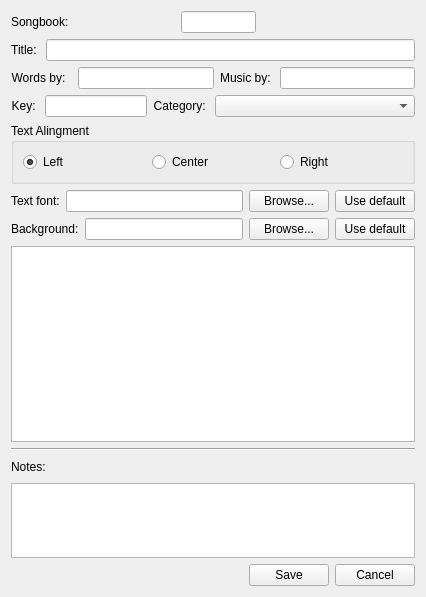
SoftProjector/src, file src/editwidget.ui: the form before one commit.
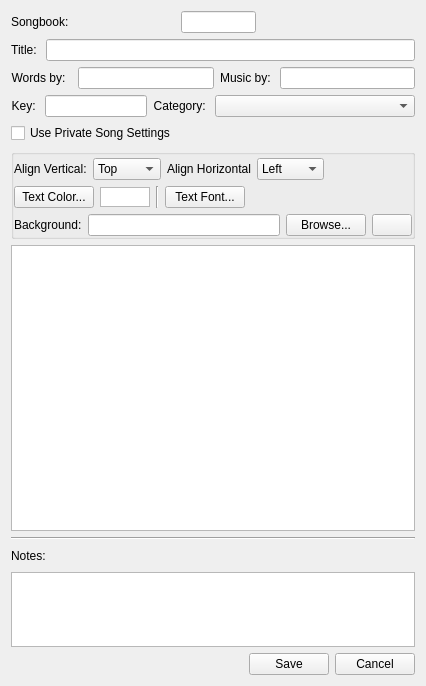
The form after the commit. Icons and pictures are not drawn.

Commit message: New:     New SongBook format     Added private song settings. Improvements:     Faster load/import/export/delete of songbooks Bug Fix:     When new/copy/edit song, current edit song validation

Diff of the .ui file:
```diff
--- a/src/editwidget.ui
+++ b/src/editwidget.ui
@@ -7,7 +7,7 @@
     <x>0</x>
     <y>0</y>
     <width>426</width>
-    <height>597</height>
+    <height>686</height>
    </rect>
   </property>
   <property name="minimumSize">
@@ -159,90 +159,199 @@
     </layout>
    </item>
    <item row="4" column="0">
-    <widget class="QGroupBox" name="aling_groupBox">
-     <property name="minimumSize">
+    <layout class="QHBoxLayout" name="horizontalLayout_5">
+     <item>
+      <widget class="QCheckBox" name="checkBoxSongSettings">
+       <property name="text">
+        <string>Use Private Song Settings</string>
+       </property>
+      </widget>
+     </item>
+     <item>
+      <spacer name="horizontalSpacer_6">
+       <property name="orientation">
+        <enum>Qt::Horizontal</enum>
+       </property>
+       <property name="sizeHint" stdset="0">
       <size>
-       <width>85</width>
-       <height>0</height>
-      </size>
-     </property>
+         <width>40</width>
+         <height>20</height>
+        </size>
+       </property>
+      </spacer>
+     </item>
+    </layout>
+   </item>
+   <item row="5" column="0">
+    <widget class="QGroupBox" name="groupBoxSettings">
      <property name="title">
-      <string>Text Alingment</string>
+      <string/>
+     </property>
+     <property name="flat">
+      <bool>true</bool>
      </property>
      <layout class="QGridLayout" name="gridLayout_5">
+      <property name="leftMargin">
+       <number>0</number>
+      </property>
+      <property name="topMargin">
+       <number>3</number>
+      </property>
+      <property name="rightMargin">
+       <number>0</number>
+      </property>
+      <property name="bottomMargin">
+       <number>0</number>
+      </property>
       <item row="0" column="0">
-       <widget class="QRadioButton" name="left_radioButton">
+       <layout class="QHBoxLayout" name="horizontalLayout_4">
+        <item>
+         <widget class="QLabel" name="labelVAlign">
+          <property name="text">
+           <string>Align Vertical:</string>
+          </property>
+         </widget>
+        </item>
+        <item>
+         <widget class="QComboBox" name="comboBoxVAlignment">
+          <item>
+           <property name="text">
+            <string>Top</string>
+           </property>
+          </item>
+          <item>
+           <property name="text">
+            <string>Middle</string>
+           </property>
+          </item>
+          <item>
+           <property name="text">
+            <string>Bottom</string>
+           </property>
+          </item>
+         </widget>
+        </item>
+        <item>
+         <widget class="QLabel" name="labelHAlign">
+          <property name="text">
+           <string>Align Horizontal</string>
+          </property>
+         </widget>
+        </item>
+        <item>
+         <widget class="QComboBox" name="comboBoxHAlignment">
+          <item>
         <property name="text">
          <string>Left</string>
         </property>
-        <property name="checked">
-         <bool>true</bool>
-        </property>
-       </widget>
-      </item>
-      <item row="0" column="1">
-       <widget class="QRadioButton" name="center_radioButton">
+          </item>
+          <item>
         <property name="text">
          <string>Center</string>
         </property>
-       </widget>
-      </item>
-      <item row="0" column="2">
-       <widget class="QRadioButton" name="rihgt_radioButton">
+          </item>
+          <item>
         <property name="text">
          <string>Right</string>
         </property>
-       </widget>
-      </item>
-     </layout>
-    </widget>
-   </item>
-   <item row="5" column="0">
-    <layout class="QGridLayout" name="font_gridLayout">
-     <item row="0" column="1">
-      <widget class="QLineEdit" name="font_textbox">
-       <property name="enabled">
-        <bool>true</bool>
-       </property>
-       <property name="readOnly">
-        <bool>true</bool>
-       </property>
-      </widget>
-     </item>
-     <item row="0" column="2">
-      <widget class="QPushButton" name="font_button">
-       <property name="text">
-        <string>Browse...</string>
+          </item>
+         </widget>
+        </item>
+        <item>
+         <spacer name="horizontalSpacer_5">
+          <property name="orientation">
+           <enum>Qt::Horizontal</enum>
+          </property>
+          <property name="sizeHint" stdset="0">
+           <size>
+            <width>98</width>
+            <height>20</height>
+           </size>
+          </property>
+         </spacer>
+        </item>
+       </layout>
+      </item>
+      <item row="1" column="0">
+       <layout class="QHBoxLayout" name="horizontalLayout_3">
+        <item>
+         <widget class="QPushButton" name="pushButtonTextColor">
+          <property name="text">
+           <string>Text Color...</string>
+          </property>
+         </widget>
+        </item>
+        <item>
+         <widget class="QGraphicsView" name="graphicsViewTextColor">
+          <property name="sizePolicy">
+           <sizepolicy hsizetype="Fixed" vsizetype="Fixed">
+            <horstretch>0</horstretch>
+            <verstretch>0</verstretch>
+           </sizepolicy>
+          </property>
+          <property name="minimumSize">
+           <size>
+            <width>50</width>
+            <height>20</height>
+           </size>
+          </property>
+          <property name="maximumSize">
+           <size>
+            <width>50</width>
+            <height>20</height>
+           </size>
+          </property>
+         </widget>
+        </item>
+        <item>
+         <widget class="Line" name="line_2">
+          <property name="orientation">
+           <enum>Qt::Vertical</enum>
        </property>
       </widget>
      </item>
-     <item row="0" column="3">
-      <widget class="QPushButton" name="font_default_button">
+        <item>
+         <widget class="QPushButton" name="pushButtonTextFont">
+          <property name="sizePolicy">
+           <sizepolicy hsizetype="Minimum" vsizetype="Fixed">
+            <horstretch>0</horstretch>
+            <verstretch>0</verstretch>
+           </sizepolicy>
+          </property>
        <property name="text">
-        <string>Use default</string>
+           <string>Text Font...</string>
        </property>
       </widget>
      </item>
-     <item row="0" column="0">
-      <widget class="QLabel" name="font_label">
-       <property name="text">
-        <string>Text font:</string>
-       </property>
-      </widget>
+        <item>
+         <widget class="QLabel" name="labelTextFont"/>
+        </item>
+        <item>
+         <spacer name="horizontalSpacer_4">
+          <property name="orientation">
+           <enum>Qt::Horizontal</enum>
+          </property>
+          <property name="sizeHint" stdset="0">
+           <size>
+            <width>148</width>
+            <height>20</height>
+           </size>
+          </property>
+         </spacer>
      </item>
     </layout>
    </item>
-   <item row="6" column="0">
-    <layout class="QGridLayout" name="wall_gridLayout">
-     <item row="0" column="0">
-      <widget class="QLabel" name="wall_label">
+      <item row="2" column="0">
+       <layout class="QHBoxLayout" name="horizontalLayout_2">
+        <item>
+         <widget class="QLabel" name="labelBackground">
        <property name="text">
         <string>Background:</string>
        </property>
       </widget>
      </item>
-     <item row="0" column="1">
-      <widget class="QLineEdit" name="wall_textbox">
+        <item>
+         <widget class="QLineEdit" name="lineEditBackgroundPath">
        <property name="enabled">
         <bool>true</bool>
        </property>
@@ -251,37 +360,44 @@
        </property>
       </widget>
      </item>
-     <item row="0" column="2">
-      <widget class="QPushButton" name="wall_button">
+        <item>
+         <widget class="QPushButton" name="pushButtonBackgroundPath">
        <property name="text">
         <string>Browse...</string>
        </property>
       </widget>
      </item>
-     <item row="0" column="3">
-      <widget class="QPushButton" name="wall_default_button">
+        <item>
+         <widget class="QPushButton" name="pushButtonRemoveBackground">
        <property name="text">
-        <string>Use default</string>
-       </property>
+           <string/>
+          </property>
+          <property name="icon">
+           <iconset resource="softprojector.qrc">
+            <normaloff>:/icons/icons/remove.png</normaloff>:/icons/icons/remove.png</iconset>
+          </property>
       </widget>
      </item>
     </layout>
    </item>
-   <item row="7" column="0">
+     </layout>
+    </widget>
+   </item>
+   <item row="6" column="0">
     <widget class="QTextEdit" name="textEditSong">
      <property name="acceptRichText">
       <bool>false</bool>
      </property>
     </widget>
    </item>
-   <item row="8" column="0">
+   <item row="7" column="0">
     <widget class="Line" name="line">
      <property name="orientation">
       <enum>Qt::Horizontal</enum>
      </property>
     </widget>
    </item>
-   <item row="9" column="0">
+   <item row="8" column="0">
     <layout class="QHBoxLayout" name="horizontalLayout">
      <item>
       <widget class="QLabel" name="label_2">
@@ -305,8 +421,8 @@
      </item>
     </layout>
    </item>
-   <item row="10" column="0">
-    <widget class="QPlainTextEdit" name="plainTextEdit_comments">
+   <item row="9" column="0">
+    <widget class="QPlainTextEdit" name="plainTextEditNotes">
      <property name="maximumSize">
       <size>
        <width>16777215</width>
@@ -315,7 +431,7 @@
      </property>
     </widget>
    </item>
-   <item row="11" column="0">
+   <item row="10" column="0">
     <layout class="QGridLayout" name="gridLayout">
      <item row="0" column="0">
       <spacer name="horizontalSpacer">
```
Left out of the diff: 4 changed lines with no effect on the pictures. Lines whose indentation alone changed are shown as unchanged. The commit also changes 10 other files.
